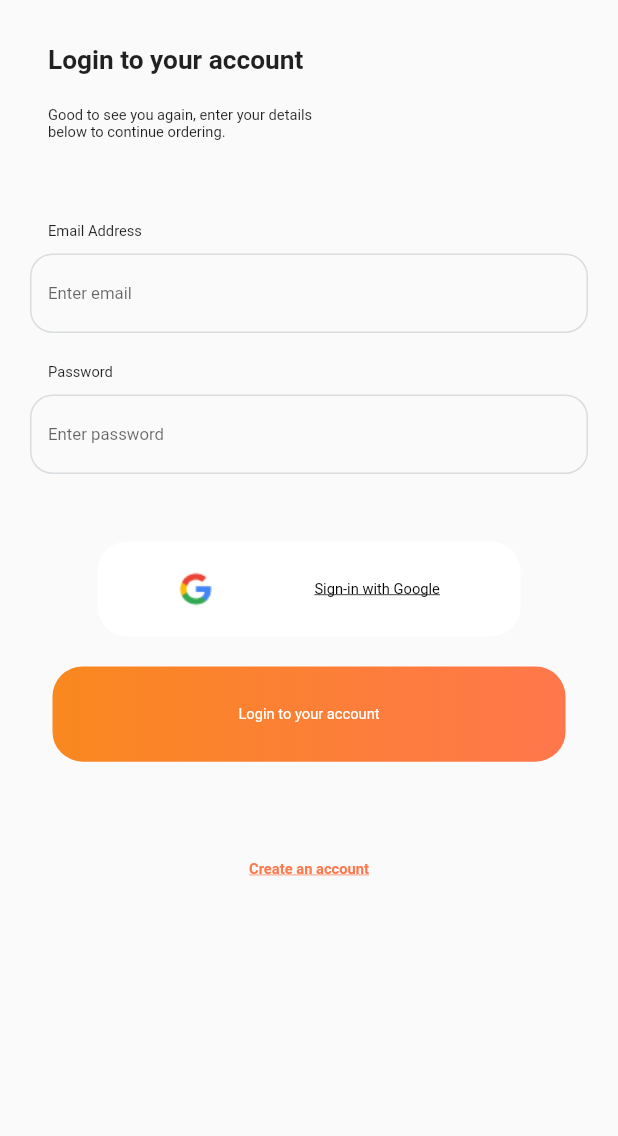
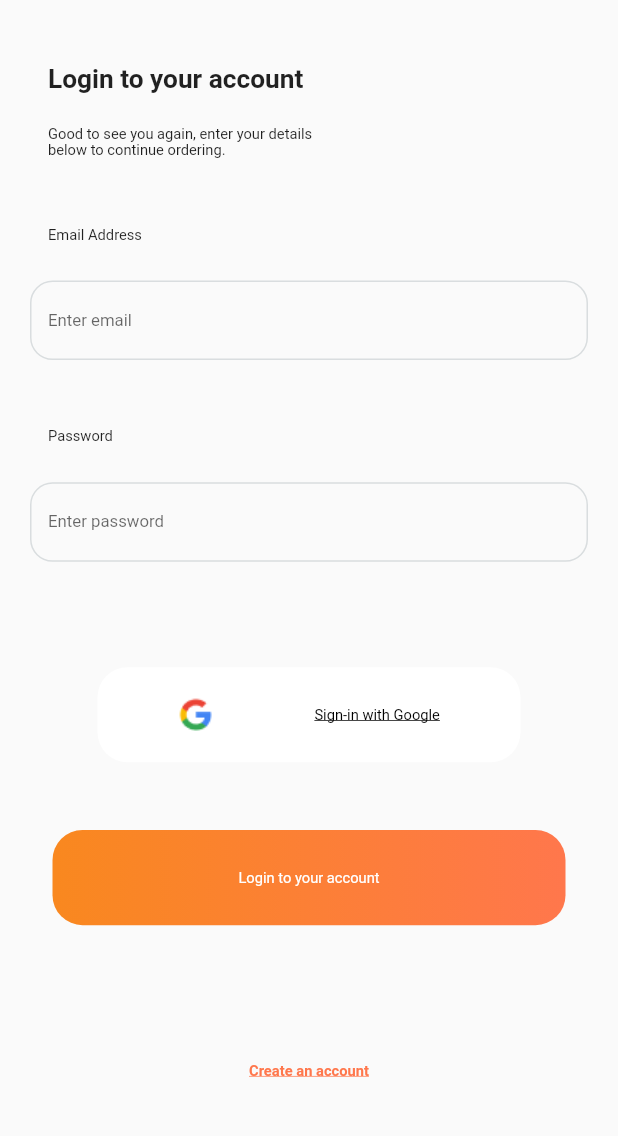
Before and after one commit to ibondarovich/FoodApp, a Flutter app: the AuthScreen screen opened directly, on a phone screen of 412 x 824 dp, the part 69-1205 px from its top. Run offline on Flutter 3.47's test engine with Material 2 defaults, Android fonts, the phone set to English and light mode, and no system bars; our stand-ins replace auto_route, bloc, cached_network_image, cloud_firestore, connectivity_plus, equatable and 8 more; accounts and stored records are empty; generated files the repository leaves out were written again.

Commit message:
[PT-5] network update signin and signup design

```diff
--- a/features/authentication_view/lib/src/ui/auth_screen.dart
+++ b/features/authentication_view/lib/src/ui/auth_screen.dart
@@ -1,12 +1,11 @@
 import 'package:authentication_view/src/bloc/bloc/bloc.dart';
 import 'package:authentication_view/src/ui/components/login.dart';
+import 'package:authentication_view/src/ui/components/signup.dart';
 import 'package:core/core.dart';
 import 'package:core_ui/core_ui.dart';
 import 'package:domain/domain.dart';
 import 'package:flutter/material.dart';
 import 'package:navigation/navigation.dart';
-
-import 'components/signup.dart';
 
 class AuthScreen extends StatelessWidget{
   const AuthScreen({super.key});
@@ -14,7 +13,6 @@ class AuthScreen extends StatelessWidget{
   @override
   Widget build(BuildContext context) {
     return Scaffold(
-      resizeToAvoidBottomInset: false,
       backgroundColor: Theme.of(context).scaffoldBackgroundColor,
       appBar: AppBar(
         title: Image.asset(
--- a/features/authentication_view/lib/src/ui/components/app_text_field.dart
+++ b/features/authentication_view/lib/src/ui/components/app_text_field.dart
@@ -2,7 +2,6 @@ import 'package:core_ui/core_ui.dart';
 import 'package:flutter/material.dart';
 
 class AppTextField extends StatelessWidget {
-  final String? Function(String?)? validator;
   final String? hintText;
   final bool obscureText;
   final double borderRadius;
@@ -21,7 +20,6 @@ class AppTextField extends StatelessWidget {
     this.icon,
     this.margin,
     this.errorText,
-    this.validator,
     this.onChanged,
   });
 
@@ -32,7 +30,6 @@ class AppTextField extends StatelessWidget {
       child: TextFormField(
         onChanged: onChanged,
         controller: controller,
-        validator: validator,
         decoration: InputDecoration(
           errorText: errorText,
           icon: icon,
--- /dev/null
+++ b/features/authentication_view/lib/src/ui/components/header.dart
@@ -0,0 +1,46 @@
+import 'package:core_ui/core_ui.dart';
+import 'package:flutter/material.dart';
+
+class AuthHeader extends StatelessWidget {
+  final String mainTitle;
+  final String secondaryTitle;
+
+  const AuthHeader({
+    super.key,
+    required this.mainTitle,
+    required this.secondaryTitle,
+  });
+
+  @override
+  Widget build(BuildContext context) {
+    return Container(
+      padding: const EdgeInsets.only(
+        left: AppDimens.padding12,
+        bottom: AppDimens.padding20,
+      ),
+      child: Column(
+        children: <Widget>[
+          Padding(
+            padding: const EdgeInsets.only(
+              bottom: AppDimens.padding20,
+            ),
+            child: Align(
+              alignment: Alignment.centerLeft,
+              child: Text(
+                mainTitle,
+                textAlign: TextAlign.left,
+                style: AppFonts.bold_25,
+              ),
+            ),
+          ),
+          Align(
+            alignment: Alignment.centerLeft,
+            child: Text(
+              secondaryTitle,
+            ),
+          ),
+        ],
+      ),
+    );
+  }
+}
--- a/features/authentication_view/lib/src/ui/components/login.dart
+++ b/features/authentication_view/lib/src/ui/components/login.dart
@@ -1,4 +1,5 @@
 import 'package:authentication_view/src/bloc/bloc/bloc.dart';
+import 'package:authentication_view/src/ui/components/header.dart';
 import 'package:core/core.dart';
 import 'package:core_ui/core_ui.dart';
 import 'package:flutter/material.dart';
@@ -15,7 +16,6 @@ class LogInWidget extends StatefulWidget {
 class LogInState extends State<LogInWidget> {
   TextEditingController emailController = TextEditingController();
   TextEditingController passwordController = TextEditingController();
-  final GlobalKey<FormState> formKey = GlobalKey<FormState>();
 
   @override
   Widget build(BuildContext context) {
@@ -24,58 +24,26 @@ class LogInState extends State<LogInWidget> {
         if (state.isLoading) {
           return const AppLoaderWidget();
         } else {
-          return Form(
-            key: formKey,
-            child: SingleChildScrollView(
-              reverse: true,
-              padding: EdgeInsets.only(
-                bottom: MediaQuery.of(context).viewInsets.bottom,
-              ),
+          return CustomScrollView(
+            scrollDirection: Axis.vertical,
+            physics: const BouncingScrollPhysics(),
+            slivers: [
+              SliverFillRemaining(
+                hasScrollBody: false,
                 child: Container(
                   padding: const EdgeInsets.all(
                     AppDimens.padding20,
                   ),
                   child: Column(
+                    mainAxisAlignment: MainAxisAlignment.spaceAround,
                     children: <Widget>[
-                    Container(
-                      padding: const EdgeInsets.only(
-                        left: AppDimens.padding12,
-                        bottom: AppDimens.padding20,
+                      const AuthHeader(
+                        mainTitle: StringConstants.loginToAccount,
+                        secondaryTitle: StringConstants.logInScreenText,
                       ),
-                      child: const Column(
-                        children: <Widget>[
-                          Padding(
-                            padding: EdgeInsets.only(
-                              bottom: AppDimens.padding20,
-                            ),
-                            child: Align(
-                              alignment: Alignment.centerLeft,
-                              child: Text(
-                                StringConstants.loginToAccount,
-                                textAlign: TextAlign.left,
-                                style: AppFonts.bold_25,
-                              ),
-                            ),
-                          ),
-                          Align(
-                            alignment: Alignment.centerLeft,
-                            child: Text(
-                              StringConstants.logInScreenText,
-                            ),
-                          )
-                        ],
-                      ),
-                    ),
-                    Container(
-                      padding: const EdgeInsets.only(
-                        top: AppDimens.padding35,
-                      ),
-                      child: Column(
-                        children: <Widget>[
                       const Padding(
                         padding: EdgeInsets.only(
                           left: AppDimens.padding12,
-                              bottom: AppDimens.padding10,
                         ),
                         child: Align(
                           alignment: Alignment.centerLeft,
@@ -103,13 +71,11 @@ class LogInState extends State<LogInWidget> {
                       const Padding(
                         padding: EdgeInsets.only(
                           left: AppDimens.padding12,
-                              bottom: AppDimens.padding10,
                         ),
                         child: Align(
                           alignment: Alignment.centerLeft,
                           child: Text(
                             StringConstants.password,
-                                textAlign: TextAlign.left,
                           ),
                         ),
                       ),
@@ -126,9 +92,6 @@ class LogInState extends State<LogInWidget> {
                         errorText: state.passwordValidationError.isEmpty
                             ? null
                             : state.passwordValidationError,
-                          ),
-                        ],
-                      ),
                       ),
                       AppImageButton(
                         onTap: () {
@@ -158,14 +121,12 @@ class LogInState extends State<LogInWidget> {
                       ),
                       AppButton(
                         onTap: () {
-                        if (formKey.currentState!.validate()) {
                           BlocProvider.of<AuthenticationViewBloc>(context).add(
                             OnSignInEvent(
                               email: emailController.value.text,
                               password: passwordController.value.text,
                             ),
                           );
-                        }
                         },
                         title: StringConstants.loginToAccount,
                         textStyle: AppFonts.normal_14.copyWith(
@@ -198,6 +159,7 @@ class LogInState extends State<LogInWidget> {
                   ),
                 ),
               ),
+            ],
           );
         }
       },
```
Also changed, not shown: features/authentication_view/lib/src/ui/components/signup.dart (+14 -54 lines). Lines whose indentation alone changed are shown as unchanged.
